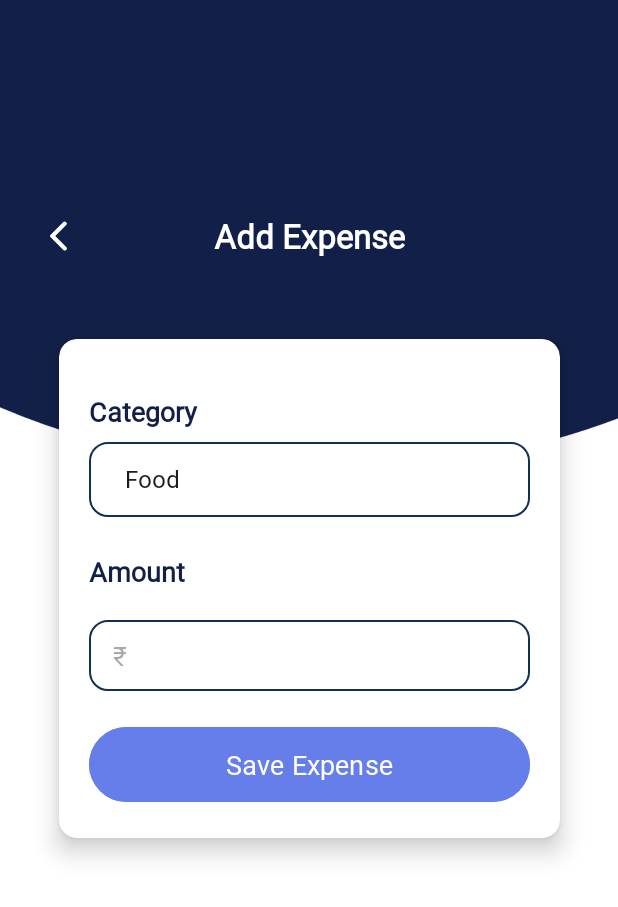
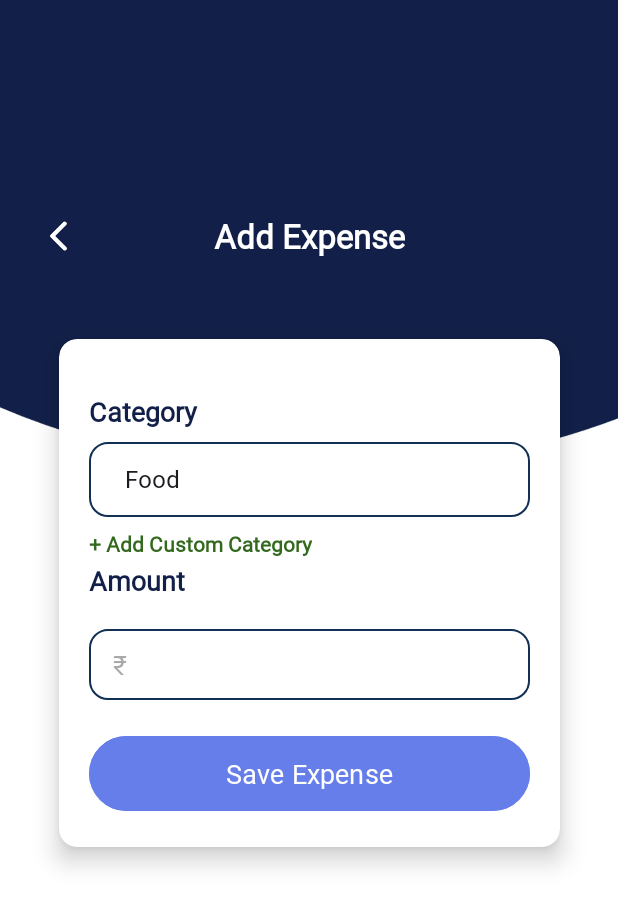
Before and after one commit to harpreet-03/MyBudget, an Android app: the AddExpense screen opened directly, with no data from a screen before it, on a phone screen of 412 x 824 dp. Shown: the top 907 px of the screen. Run offline under Robolectric (Android 15) with nearby library versions, the phone set to English and light mode, and no system bars.

Commit message:
UI Improvements

```diff
--- a/app/src/main/java/com/example/mybudget/AddExpense.kt
+++ b/app/src/main/java/com/example/mybudget/AddExpense.kt
@@ -7,11 +7,17 @@ import androidx.appcompat.app.AppCompatActivity
 
 class AddExpense : AppCompatActivity() {
 
+    private lateinit var categorySpinner: Spinner
+    private lateinit var customCategoryText: TextView
+    private lateinit var adapter: ArrayAdapter<String>
+    private val categoryList = arrayListOf("Food", "Travel", "Shopping", "Bills", "Entertainment", "Health", "Grocery", "Education", "Others")
+
     override fun onCreate(savedInstanceState: Bundle?) {
         super.onCreate(savedInstanceState)
         setContentView(R.layout.activity_add_expense)
 
-        val categorySpinner = findViewById<Spinner>(R.id.categorySpinner)
+        categorySpinner = findViewById(R.id.categorySpinner)
+        customCategoryText = findViewById(R.id.customCategoryText)
         val etAmount = findViewById<EditText>(R.id.amountInput)
         val btnSave = findViewById<Button>(R.id.btnSave)
         val leftIcon = findViewById<ImageView>(R.id.leftIcon)
@@ -23,10 +29,12 @@ class AddExpense : AppCompatActivity() {
             finish()
         }
 
-        // Set up category options in the spinner
-        val categories = arrayOf("Food", "Travel", "Shopping", "Bills", "Entertainment", "Health", "Grocery", "Education", "Others")
-        val adapter = ArrayAdapter(this, android.R.layout.simple_spinner_dropdown_item, categories)
+        adapter = ArrayAdapter(this, android.R.layout.simple_spinner_dropdown_item, categoryList)
         categorySpinner.adapter = adapter
+
+        customCategoryText.setOnClickListener {
+            showCustomCategoryDialog()
+        }
 
         val dbHelper = ExpenseDatabaseHelper(this)
 
@@ -54,4 +62,29 @@ class AddExpense : AppCompatActivity() {
             }
         }
     }
+
+    private fun showCustomCategoryDialog() {
+        val builder = androidx.appcompat.app.AlertDialog.Builder(this)
+        builder.setTitle("Add Custom Category")
+
+        val input = EditText(this)
+        input.hint = "Enter category"
+        builder.setView(input)
+
+        builder.setPositiveButton("Add") { dialog, _ ->
+            val newCategory = input.text.toString().trim()
+            if (newCategory.isNotEmpty()) {
+                categoryList.add(newCategory)
+                adapter.notifyDataSetChanged()
+                categorySpinner.setSelection(categoryList.size - 1)
+            }
+            dialog.dismiss()
+        }
+
+        builder.setNegativeButton("Cancel") { dialog, _ ->
+            dialog.cancel()
+        }
+
+        builder.show()
+    }
 }
--- a/app/src/main/res/layout/activity_add_expense.xml
+++ b/app/src/main/res/layout/activity_add_expense.xml
@@ -79,6 +79,19 @@
                 app:layout_constraintStart_toStartOf="parent"
                 app:layout_constraintTop_toTopOf="parent" />
 
+            <TextView
+                android:id="@+id/customCategoryText"
+                android:layout_width="wrap_content"
+                android:layout_height="wrap_content"
+                android:layout_marginTop="8dp"
+                android:text="+ Add Custom Category"
+                android:textColor="#33691E"
+                android:textStyle="bold"
+                android:clickable="true"
+                android:focusable="true"
+                app:layout_constraintStart_toStartOf="parent"
+                app:layout_constraintTop_toBottomOf="@id/categorySpinner" />
+
 
             <Spinner
                 android:id="@+id/categorySpinner"
@@ -96,7 +109,7 @@
                 android:id="@+id/textView4"
                 android:layout_width="wrap_content"
                 android:layout_height="wrap_content"
-                android:layout_marginTop="24dp"
+                android:layout_marginTop="30dp"
                 android:text="Amount"
                 android:textColor="#122049"
                 style="@style/SFTextMedium"
@@ -119,6 +132,8 @@
                 app:layout_constraintStart_toStartOf="parent"
                 app:layout_constraintTop_toBottomOf="@id/textView4" />
 
+
+
             <Button
                 android:id="@+id/btnSave"
                 style="@style/SFTextMedium"
```
Also changed, not shown: app/src/main/res/drawable/oval_bottom_nav_bg.xml (added, +14 -0 lines), app/src/main/res/layout/activity_home_dash_board.xml (+16 -21 lines).
